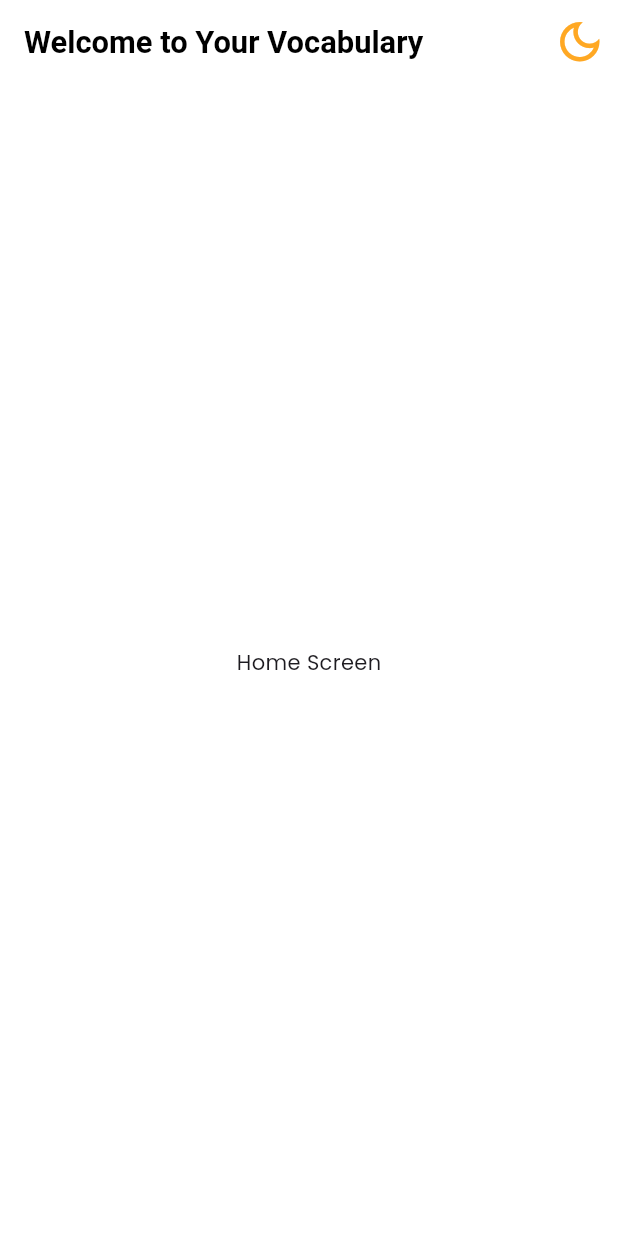
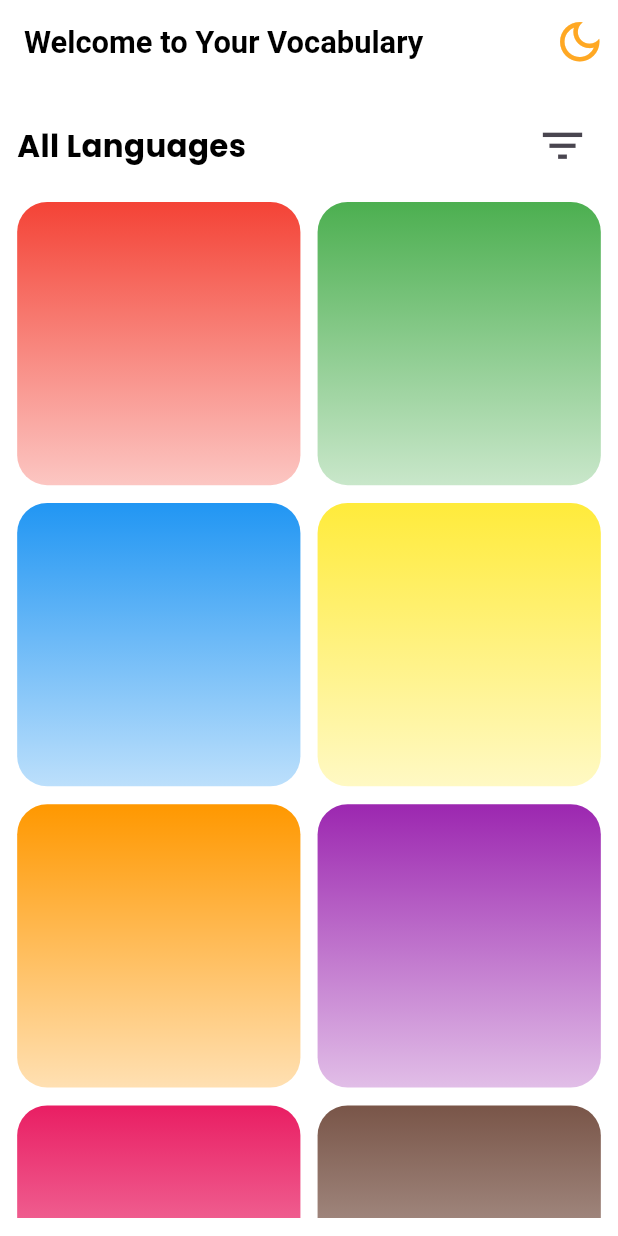
Before and after one commit to AbdoAlHady/Vocabulary_Note, a Flutter app: the screen it shows after launch, on a phone screen of 412 x 824 dp. Run offline on Flutter 3.47's test engine with Material 3 defaults, Android fonts, the phone set to English and light mode, and no system bars; drawn by our look-alikes of animated_text_kit; our stand-ins replace animated_background, flutter_screenutil, flutter_svg.

Commit message:
finish home ui

```diff
--- /dev/null
+++ b/lib/core/theme/app_text_styles.dart
@@ -0,0 +1,11 @@
+import 'package:flutter/material.dart';
+import 'package:flutter_screenutil/flutter_screenutil.dart';
+
+abstract class AppTextStyles{
+
+  static  TextStyle font18DarkBold= TextStyle(
+    fontSize: 18.sp,
+    fontWeight: FontWeight.bold,
+    color: Colors.black,
+  );
+}
--- a/lib/core/theme/app_theme.dart
+++ b/lib/core/theme/app_theme.dart
@@ -5,10 +5,11 @@ abstract class AppTheme {
   static ThemeData lightTheme = ThemeData(
     brightness: Brightness.light,
     scaffoldBackgroundColor: AppColors.white,
-    fontFamily: 'Poppins' ,
+    fontFamily: 'Poppins',
     appBarTheme: const AppBarTheme(
       backgroundColor: AppColors.white,
       elevation: 0,
+      surfaceTintColor: Colors.transparent,
       iconTheme: IconThemeData(color: AppColors.dark),
     ),
   );
@@ -16,10 +17,11 @@ abstract class AppTheme {
   static ThemeData darkTheme = ThemeData(
     brightness: Brightness.dark,
     scaffoldBackgroundColor: AppColors.dark,
-    fontFamily: 'Poppins' ,
-     appBarTheme: const AppBarTheme(
+    fontFamily: 'Poppins',
+    appBarTheme: const AppBarTheme(
       backgroundColor: AppColors.dark,
       elevation: 0,
+      surfaceTintColor: Colors.transparent,
       iconTheme: IconThemeData(color: AppColors.white),
     ),
   );
--- /dev/null
+++ b/lib/helpers/spacing.dart
@@ -0,0 +1,12 @@
+
+
+import 'package:flutter/material.dart';
+import 'package:flutter_screenutil/flutter_screenutil.dart';
+
+SizedBox verticalSpace(double height) {
+  return SizedBox(height: height.h);
+}
+
+SizedBox horizontalSpace(double width) {
+  return SizedBox(width: width.w);
+}
--- a/lib/ui/screens/home_screen.dart
+++ b/lib/ui/screens/home_screen.dart
@@ -1,16 +1,27 @@
 import 'package:flutter/material.dart';
+import 'package:flutter_screenutil/flutter_screenutil.dart';
+import 'package:vocabulary_note/helpers/spacing.dart';
 import 'package:vocabulary_note/ui/widgets/home/home_app_bar.dart';
 
+import '../widgets/home/home_body.dart';
+import '../widgets/home/home_filter.dart';
 
 class HomeScreen extends StatelessWidget {
   const HomeScreen({super.key});
 
   @override
   Widget build(BuildContext context) {
-    return const Scaffold(
-      appBar: HomeAppBar(),
-      body: Center(
-        child: Text('Home Screen'),
+    return Scaffold(
+      appBar: const HomeAppBar(),
+      body: Padding(
+        padding: EdgeInsets.symmetric(horizontal: 10.w, vertical: 10.h),
+        child:  CustomScrollView(
+          slivers: [
+            const SliverToBoxAdapter(child: HomeFilter()),
+            SliverToBoxAdapter(child: verticalSpace(10)),
+            const HomeBody(),
+          ],
+        ),
       ),
     );
   }
--- /dev/null
+++ b/lib/ui/widgets/home/home_filter.dart
@@ -0,0 +1,27 @@
+import 'package:flutter/material.dart';
+
+import '../../../core/theme/app_text_styles.dart';
+
+class HomeFilter extends StatelessWidget {
+  const HomeFilter({super.key});
+
+  @override
+  Widget build(BuildContext context) {
+    return  Row(
+      children: [
+        Text(
+          'All Languages',
+          style: AppTextStyles.font18DarkBold,
+        ),
+        const Spacer(),
+        IconButton(
+          icon:  const Icon(
+            Icons.filter_list,
+            size: 35,
+          ),
+          onPressed: () {},
+        ),
+      ],
+    );
+  }
+}
--- a/pubspec.yaml
+++ b/pubspec.yaml
@@ -39,6 +39,7 @@ dependencies:
   animated_background: ^2.0.0
   flutter_svg: ^2.0.10+1
   animated_text_kit: ^4.2.2
+  flutter_bloc: ^8.1.6
 
 dev_dependencies:
   flutter_test:
```
Also changed, not shown: lib/core/enums/enums.dart (added, +9 -0 lines), lib/ui/widgets/home/home_body.dart (added, +58 -0 lines), pubspec.lock.
